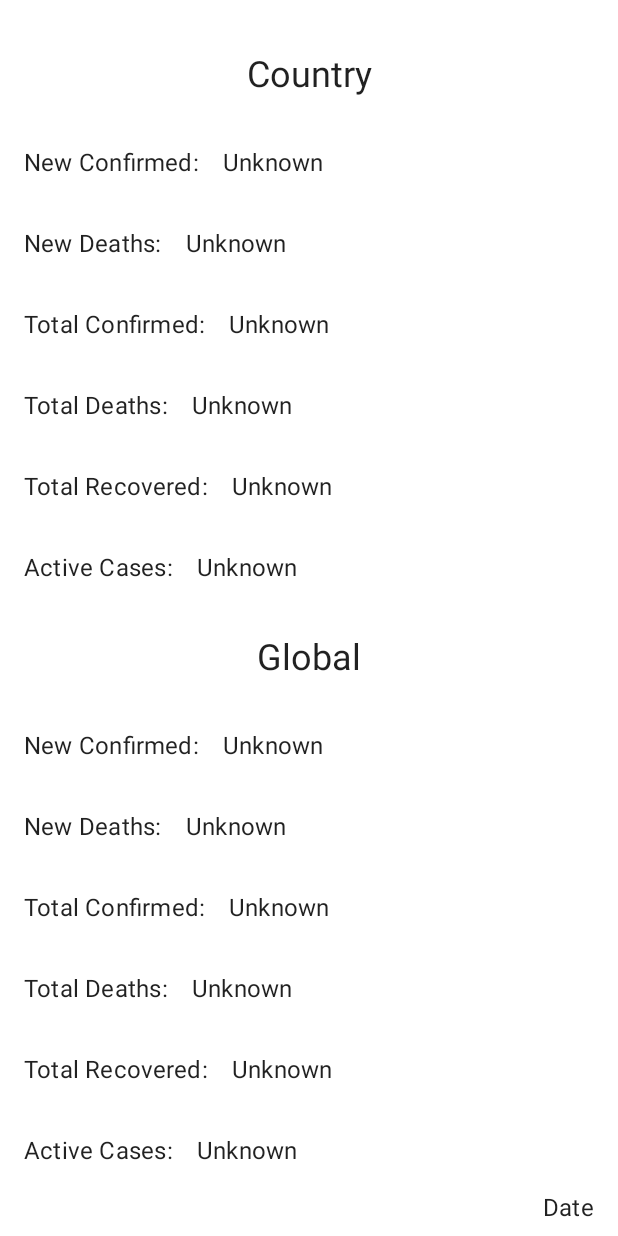
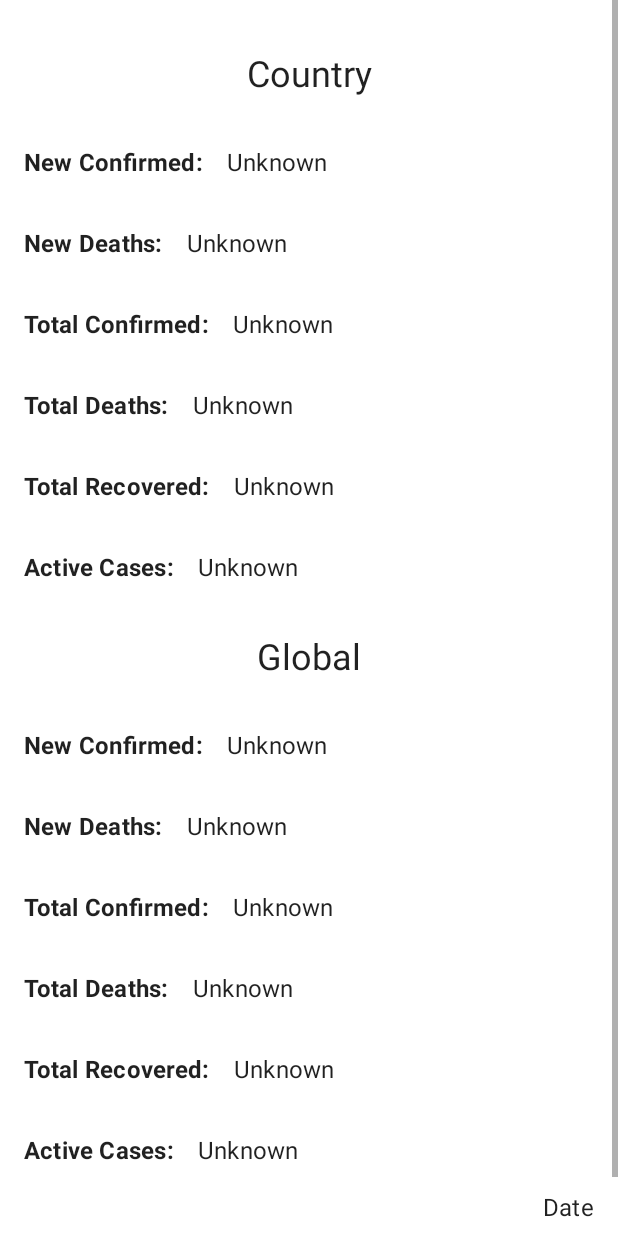
Before and after one commit to amritoo/corona-info, an Android app: the layout fragment_home.xml on its own in the app's theme, with its tools: preview values and no code run, on a phone screen of 412 x 824 dp. Run offline under Robolectric (Android 15) with nearby library versions, the light colour scheme and no system bars.

Commit message:
Fix home

```diff
--- a/app/src/main/res/layout/fragment_home.xml
+++ b/app/src/main/res/layout/fragment_home.xml
@@ -3,7 +3,7 @@
     xmlns:tools="http://schemas.android.com/tools"
     android:layout_width="match_parent"
     android:layout_height="match_parent"
-    tools:context=".HomeFragment">
+    tools:context=".ui.home.HomeFragment">
 
     <ScrollView
         android:layout_width="match_parent"
@@ -44,6 +44,7 @@
                         android:layout_width="wrap_content"
                         android:layout_height="wrap_content"
                         android:text="New Confirmed:"
+                        android:textStyle="bold"
                         android:textAppearance="@style/TextAppearance.MaterialComponents.Subtitle1" />
 
                     <com.google.android.material.textview.MaterialTextView
@@ -66,6 +67,7 @@
                         android:layout_width="wrap_content"
                         android:layout_height="wrap_content"
                         android:text="New Deaths:"
+                        android:textStyle="bold"
                         android:textAppearance="@style/TextAppearance.MaterialComponents.Subtitle1" />
 
                     <com.google.android.material.textview.MaterialTextView
@@ -88,6 +90,7 @@
                         android:layout_width="wrap_content"
                         android:layout_height="wrap_content"
                         android:text="Total Confirmed:"
+                        android:textStyle="bold"
                         android:textAppearance="@style/TextAppearance.MaterialComponents.Subtitle1" />
 
                     <com.google.android.material.textview.MaterialTextView
@@ -110,6 +113,7 @@
                         android:layout_width="wrap_content"
                         android:layout_height="wrap_content"
                         android:text="Total Deaths:"
+                        android:textStyle="bold"
                         android:textAppearance="@style/TextAppearance.MaterialComponents.Subtitle1" />
 
                     <com.google.android.material.textview.MaterialTextView
@@ -132,6 +136,7 @@
                         android:layout_width="wrap_content"
                         android:layout_height="wrap_content"
                         android:text="Total Recovered:"
+                        android:textStyle="bold"
                         android:textAppearance="@style/TextAppearance.MaterialComponents.Subtitle1" />
 
                     <com.google.android.material.textview.MaterialTextView
@@ -154,6 +159,7 @@
                         android:layout_width="wrap_content"
                         android:layout_height="wrap_content"
                         android:text="Active Cases:"
+                        android:textStyle="bold"
                         android:textAppearance="@style/TextAppearance.MaterialComponents.Subtitle1" />
 
                     <com.google.android.material.textview.MaterialTextView
@@ -191,6 +197,7 @@
                         android:layout_width="wrap_content"
                         android:layout_height="wrap_content"
                         android:text="New Confirmed:"
+                        android:textStyle="bold"
                         android:textAppearance="@style/TextAppearance.MaterialComponents.Subtitle1" />
 
                     <com.google.android.material.textview.MaterialTextView
@@ -213,6 +220,7 @@
                         android:layout_width="wrap_content"
                         android:layout_height="wrap_content"
                         android:text="New Deaths:"
+                        android:textStyle="bold"
                         android:textAppearance="@style/TextAppearance.MaterialComponents.Subtitle1" />
 
                     <com.google.android.material.textview.MaterialTextView
@@ -235,6 +243,7 @@
                         android:layout_width="wrap_content"
                         android:layout_height="wrap_content"
                         android:text="Total Confirmed:"
+                        android:textStyle="bold"
                         android:textAppearance="@style/TextAppearance.MaterialComponents.Subtitle1" />
 
                     <com.google.android.material.textview.MaterialTextView
@@ -257,6 +266,7 @@
                         android:layout_width="wrap_content"
                         android:layout_height="wrap_content"
                         android:text="Total Deaths:"
+                        android:textStyle="bold"
                         android:textAppearance="@style/TextAppearance.MaterialComponents.Subtitle1" />
 
                     <com.google.android.material.textview.MaterialTextView
@@ -279,6 +289,7 @@
                         android:layout_width="wrap_content"
                         android:layout_height="wrap_content"
                         android:text="Total Recovered:"
+                        android:textStyle="bold"
                         android:textAppearance="@style/TextAppearance.MaterialComponents.Subtitle1" />
 
                     <com.google.android.material.textview.MaterialTextView
@@ -301,6 +312,7 @@
                         android:layout_width="wrap_content"
                         android:layout_height="wrap_content"
                         android:text="Active Cases:"
+                        android:textStyle="bold"
                         android:textAppearance="@style/TextAppearance.MaterialComponents.Subtitle1" />
 
                     <com.google.android.material.textview.MaterialTextView
@@ -318,6 +330,7 @@
                 android:id="@+id/home_date_textView"
                 android:layout_width="wrap_content"
                 android:layout_height="wrap_content"
+                android:layout_marginBottom="@dimen/margin_vertical_large"
                 android:layout_gravity="end"
                 android:text="@string/text_date"
                 android:textAppearance="@style/TextAppearance.MaterialComponents.Subtitle1" />
```
Also changed, not shown: app/src/main/java/app/coronainfo/coronainfo/ui/home/HomeFragment.java (renamed from app/src/main/java/app/coronainfo/coronainfo/HomeFragment.java, +27 -21 lines).
